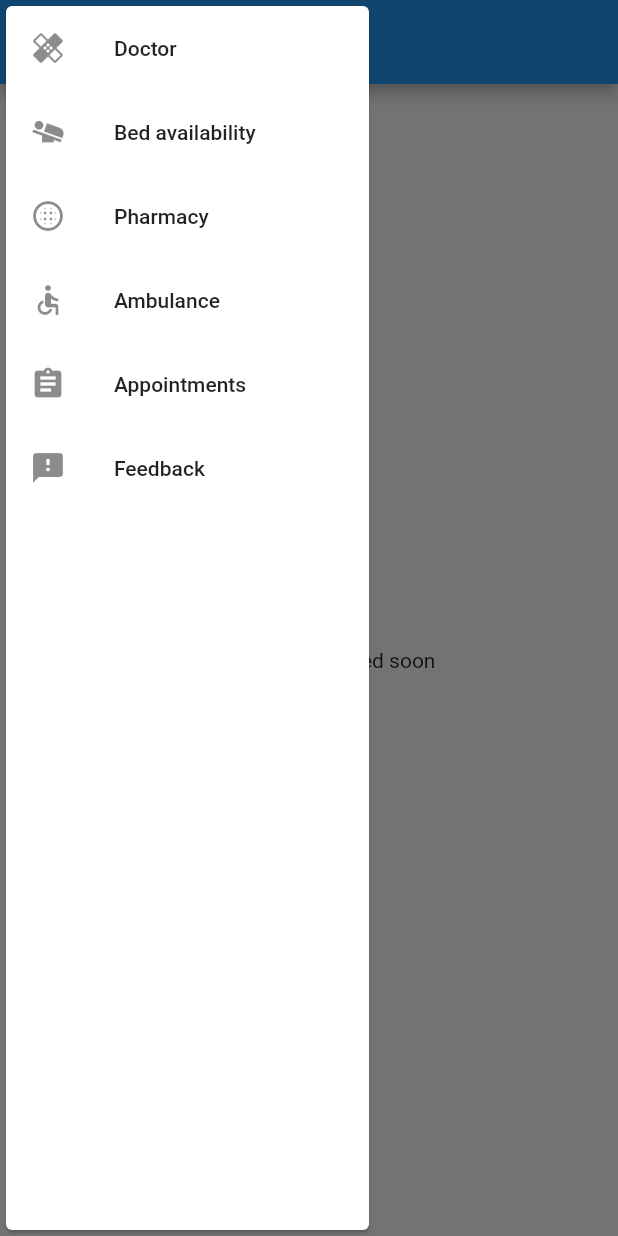
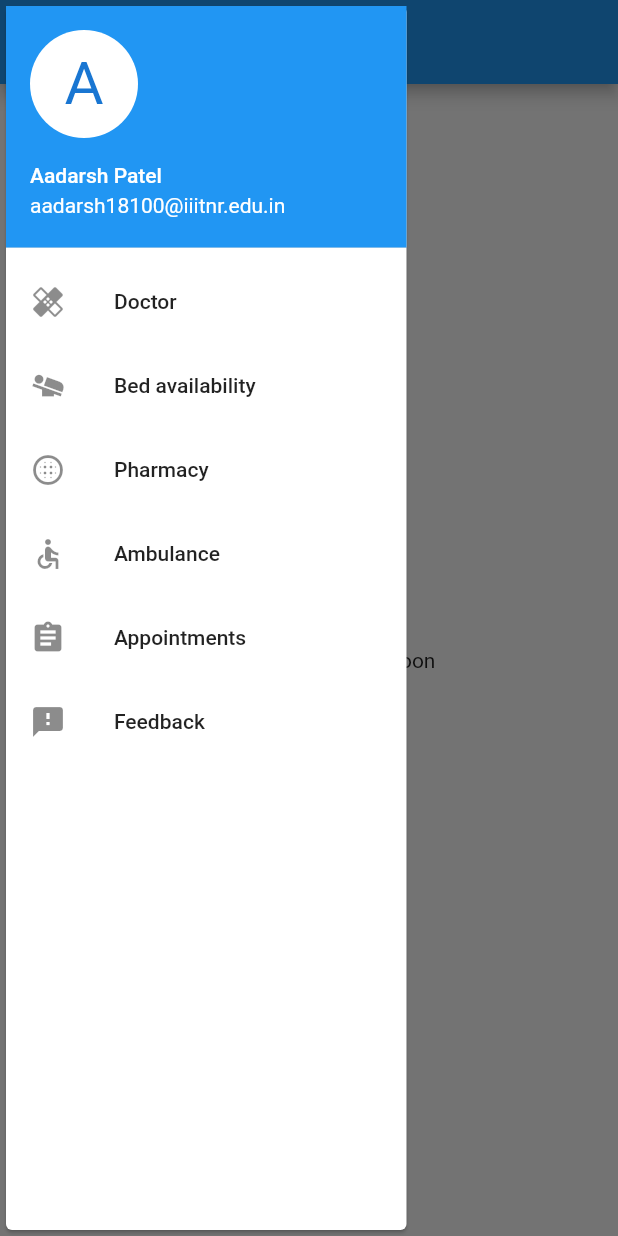
Before and after one commit to saumyabhatnagar1/Swasth-Bharat, a Flutter app: the screen it shows after launch, with the side drawer open, on a phone screen of 412 x 824 dp. Run offline on Flutter 3.47's test engine with Material 2 defaults, Android fonts, the phone set to English and light mode, and no system bars.

Commit message:
Added account drawer

```diff
--- a/swasth_app/lib/main.dart
+++ b/swasth_app/lib/main.dart
@@ -16,7 +16,7 @@ class MyApp extends StatelessWidget {
           title: Text('Swasth Bharat'),
         ),
         drawer: SizedBox(
-          width: 250,
+          width: 275,
           child: ShadyDrawer(),
         ),
         body: HomePage(),
--- a/swasth_app/lib/widgets/drawer.dart
+++ b/swasth_app/lib/widgets/drawer.dart
@@ -6,6 +6,19 @@ class ShadyDrawer extends StatelessWidget {
     return Card(
       child: ListView(
         children: <Widget>[
+          UserAccountsDrawerHeader(
+            accountName: Text("Aadarsh Patel"),
+            accountEmail: Text("aadarsh18100@iiitnr.edu.in"),
+            currentAccountPicture: CircleAvatar(
+              backgroundColor: Theme.of(context).platform == TargetPlatform.iOS
+                  ? Colors.blue
+                  : Colors.white,
+              child: Text(
+                "A",
+                style: TextStyle(fontSize: 40.0),
+              ),
+            ),
+          ),
           ListTile(
             leading: Icon(Icons.healing),
             title: Text('Doctor'),
```
